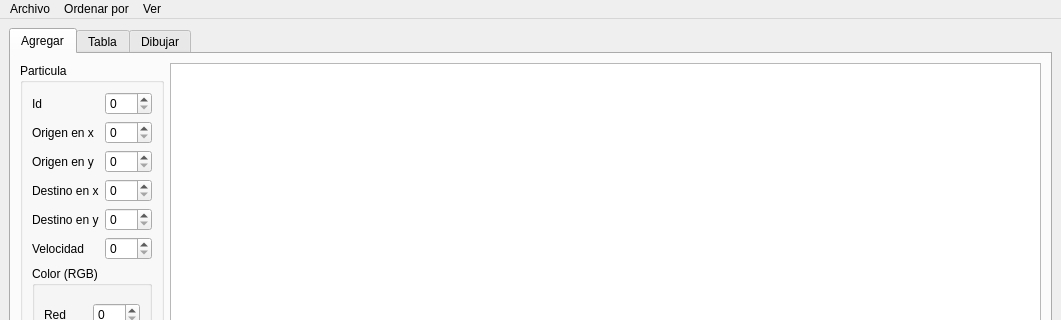
This is mainwindow.ui in DavidDEstrada/ui_particulas as Qt 5 draws it before an edit; both pictures show x 0 to 1061 and y 0 to 320 of the 1061 by 558 pixel window. The edited form follows.
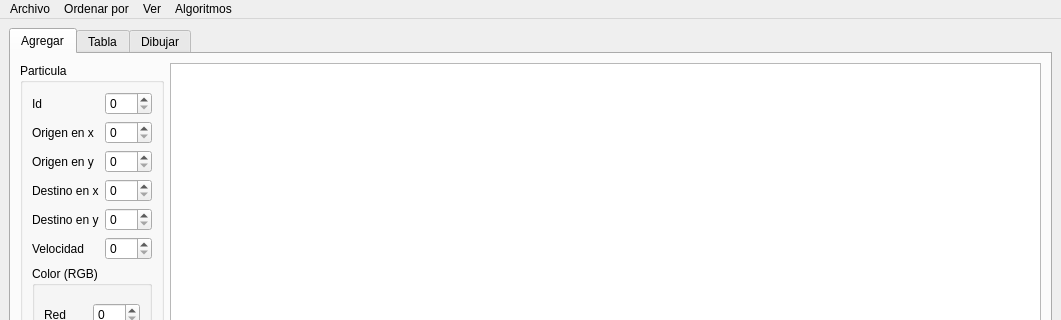
This is the edited form.

Diff of the .ui file:
```diff
--- a/mainwindow.ui
+++ b/mainwindow.ui
@@ -284,9 +284,16 @@
     </property>
     <addaction name="ver_grafos_action"/>
    </widget>
+   <widget class="QMenu" name="menuAlgoritmos">
+    <property name="title">
+     <string>Algoritmos</string>
+    </property>
+    <addaction name="actionBusqueda"/>
+   </widget>
    <addaction name="menuArchivo"/>
    <addaction name="menuOrdenar_por"/>
    <addaction name="menuver"/>
+   <addaction name="menuAlgoritmos"/>
   </widget>
   <widget class="QStatusBar" name="statusbar"/>
   <action name="actionAbrir">
```
Left out of the diff: 5 changed lines with no effect on the pictures.
